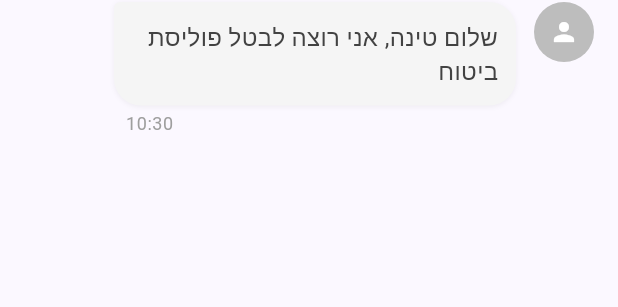
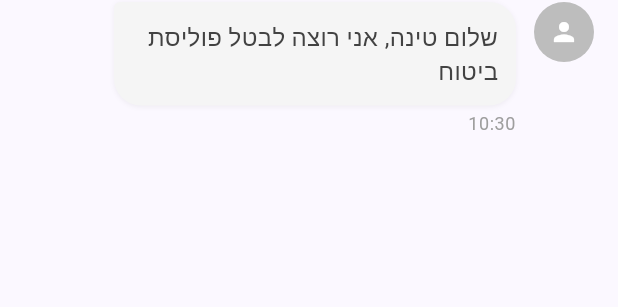
Before and after one commit to michalyashpe/tina, a Flutter app: the StepLive widget shown alone on an empty page, opened directly with empty values, after a tap on "סיים שיחה", on a phone screen of 412 x 824 dp. Shown: the part 262-569 px from the top of the screen. Run offline on Flutter 3.47's test engine with Material 3 defaults, Android fonts, the light colour scheme and no system bars; accounts and stored records are empty.

Commit message:
Tina is typing ...

```diff
--- /dev/null
+++ b/lib/features/conversation/components/tina_typing_indicator.dart
@@ -0,0 +1,116 @@
+import 'package:flutter/material.dart';
+import 'dart:math';
+import 'tina_avatar.dart';
+
+/// Typing indicator that shows when Tina is typing
+class TinaTypingIndicator extends StatefulWidget {
+  const TinaTypingIndicator({super.key});
+
+  @override
+  State<TinaTypingIndicator> createState() => _TinaTypingIndicatorState();
+}
+
+class _TinaTypingIndicatorState extends State<TinaTypingIndicator>
+    with TickerProviderStateMixin {
+  late AnimationController _animationController;
+  late Animation<double> _animation;
+
+  @override
+  void initState() {
+    super.initState();
+    print('💬 TinaTypingIndicator created and starting animation'); // Debug log
+    _animationController = AnimationController(
+      duration: const Duration(milliseconds: 1500),
+      vsync: this,
+    );
+    _animation = Tween<double>(
+      begin: 0.0,
+      end: 1.0,
+    ).animate(CurvedAnimation(
+      parent: _animationController,
+      curve: Curves.easeInOut,
+    ));
+    _animationController.repeat();
+  }
+
+  @override
+  void dispose() {
+    _animationController.dispose();
+    super.dispose();
+  }
+
+  @override
+  Widget build(BuildContext context) {
+    return Container(
+      padding: const EdgeInsetsDirectional.only(bottom: 16, start: 60),
+      child: Row(
+        textDirection: TextDirection.ltr,
+        crossAxisAlignment: CrossAxisAlignment.start,
+        children: [
+          // Tina's avatar
+          const TinaAvatar(size: 40),
+
+          const SizedBox(width: 12),
+
+          // Typing bubble
+          Container(
+            padding: const EdgeInsets.symmetric(horizontal: 16, vertical: 12),
+            decoration: BoxDecoration(
+              gradient: const LinearGradient(
+                colors: [Color(0xFF6B73FF), Color(0xFF9DD5FF)],
+                begin: Alignment.topLeft,
+                end: Alignment.bottomRight,
+              ),
+              borderRadius: const BorderRadiusDirectional.only(
+                topStart: Radius.circular(4),
+                topEnd: Radius.circular(18),
+                bottomStart: Radius.circular(18),
+                bottomEnd: Radius.circular(18),
+              ),
+              boxShadow: [
+                BoxShadow(
+                  color: Colors.black.withOpacity(0.1),
+                  offset: const Offset(0, 2),
+                  blurRadius: 4,
+                ),
+              ],
+            ),
+            child: AnimatedBuilder(
+              animation: _animation,
+              builder: (context, child) {
+                return Row(
+                  mainAxisSize: MainAxisSize.min,
+                  children: [
+                    _buildDot(0),
+                    const SizedBox(width: 4),
+                    _buildDot(1),
+                    const SizedBox(width: 4),
+                    _buildDot(2),
+                  ],
+                );
+              },
+            ),
+          ),
+        ],
+      ),
+    );
+  }
+
+  Widget _buildDot(int index) {
+    final delay = index * 0.2;
+    final animationValue = (_animation.value + delay) % 1.0;
+    final opacity = (sin(animationValue * pi * 2) + 1) / 2;
+
+    return Opacity(
+      opacity: opacity.clamp(0.3, 1.0),
+      child: Container(
+        width: 8,
+        height: 8,
+        decoration: const BoxDecoration(
+          color: Colors.white,
+          shape: BoxShape.circle,
+        ),
+      ),
+    );
+  }
+}
--- a/lib/features/conversation/components/user_message_bubble.dart
+++ b/lib/features/conversation/components/user_message_bubble.dart
@@ -24,7 +24,7 @@ class UserMessageBubble extends StatelessWidget {
 
           // Message bubble
             Expanded(child: Column(
-              crossAxisAlignment: CrossAxisAlignment.end,
+              crossAxisAlignment: CrossAxisAlignment.start,
               children: [
                 _buildMessageBubble(context),
                 _buildTimestamp(context),
--- a/lib/features/conversation/controller/conversation_flow_controller.dart
+++ b/lib/features/conversation/controller/conversation_flow_controller.dart
@@ -13,6 +13,7 @@ class ConversationFlowController {
   final ValueNotifier<SetupStep> _setupStep = ValueNotifier(SetupStep.welcome);
   final ValueNotifier<List<TranscriptLine>> _setupMessages =
       ValueNotifier(<TranscriptLine>[]);
+  final ValueNotifier<bool> _isTyping = ValueNotifier(false);
 
   // Getters
   ValueListenable<ConversationStep> get currentStep => _currentStep;
@@ -20,12 +21,24 @@ class ConversationFlowController {
   ValueListenable<List<TranscriptLine>> get transcript => _transcript;
   ValueListenable<SetupStep> get setupStep => _setupStep;
   ValueListenable<List<TranscriptLine>> get setupMessages => _setupMessages;
+  ValueListenable<bool> get isTyping => _isTyping;
+
+  /// Show typing indicator
+  void showTypingIndicator() {
+    _isTyping.value = true;
+  }
+
+  /// Hide typing indicator
+  void hideTypingIndicator() {
+    _isTyping.value = false;
+  }
 
   /// Initialize setup with welcome message
   void initializeSetup() {
-    _setupMessages.value = [
-      TranscriptLine.fromTina(ConversationScripts.setupWelcome),
-    ];
+    // Add a small delay to ensure UI is ready, then show typing indicator
+    Future.delayed(const Duration(milliseconds: 500), () {
+      _addSetupMessageWithTyping(ConversationScripts.setupWelcome);
+    });
     _setupStep.value = SetupStep.task;
   }
 
@@ -56,14 +69,14 @@ class ConversationFlowController {
       startTime: DateTime.now(),
     );
 
-    _addSetupMessage(TranscriptLine.fromTina(ConversationScripts.setupContact));
+    _addSetupMessageWithTyping(ConversationScripts.setupContact);
     _setupStep.value = SetupStep.contact;
   }
 
   void _handleContactResponse(String contact) {
     _conversation.value = _conversation.value?.copyWith(contactPhone: contact);
 
-    _addSetupMessage(TranscriptLine.fromTina(ConversationScripts.setupDetails));
+    _addSetupMessageWithTyping(ConversationScripts.setupDetails);
     _setupStep.value = SetupStep.details;
   }
 
@@ -84,7 +97,7 @@ class ConversationFlowController {
       hasDetails: cleanedDetails != null
     );
 
-    _addSetupMessage(TranscriptLine.fromTina(responseMessage));
+    _addSetupMessageWithTyping(responseMessage);
     _setupStep.value = SetupStep.complete;
 
     // Transition to live step after a brief delay
@@ -97,6 +110,16 @@ class ConversationFlowController {
     final currentMessages = List<TranscriptLine>.from(_setupMessages.value);
     currentMessages.add(message);
     _setupMessages.value = currentMessages;
+  }
+
+  /// Add a setup message from Tina with typing indicator
+  void _addSetupMessageWithTyping(String message) {
+    showTypingIndicator();
+
+    Future.delayed(const Duration(milliseconds: 1500), () {
+      hideTypingIndicator();
+      _addSetupMessage(TranscriptLine.fromTina(message));
+    });
   }
 
   /// Start a new conversation (legacy method for backward compatibility)
@@ -142,5 +165,6 @@ class ConversationFlowController {
     _transcript.dispose();
     _setupStep.dispose();
     _setupMessages.dispose();
+    _isTyping.dispose();
   }
 }
--- a/lib/features/conversation/widgets/step_live.dart
+++ b/lib/features/conversation/widgets/step_live.dart
@@ -2,6 +2,7 @@ import 'package:flutter/material.dart';
 import '../controller/conversation_flow_controller.dart';
 import '../model/conversation_models.dart';
 import '../components/tina_message_bubble.dart';
+import '../components/tina_typing_indicator.dart';
 import '../components/agent_message_bubble.dart';
 import '../components/user_message_bubble.dart';
 import '../../../core/mock_data/conversation_mock_data.dart';
@@ -47,23 +48,57 @@ class _StepLiveState extends State<StepLive> {
           child: ValueListenableBuilder<List<TranscriptLine>>(
             valueListenable: widget.controller.transcript,
             builder: (context, transcript, child) {
+              return ValueListenableBuilder<bool>(
+                valueListenable: widget.controller.isTyping,
+                builder: (context, isTyping, child) {
+                  print('🎪 Step Live: ValueListenableBuilder rebuild - isTyping: $isTyping'); // Debug log
+                  final itemCount = transcript.length + (isTyping ? 1 : 0);
+
                   return ListView.builder(
                     controller: _scrollController,
                     padding: const EdgeInsets.all(16),
-                itemCount: transcript.length,
+                    itemCount: itemCount,
                     itemBuilder: (context, index) {
+                      // Show typing indicator as the last item if typing
+                      if (isTyping && index == transcript.length) {
+                        print('🎭 Step Live: Rendering typing indicator'); // Debug log
+                        return const TinaTypingIndicator();
+                      }
+
                       final line = transcript[index];
                       return _buildMessageBubble(line);
+                    },
+                  );
                 },
               );
             },
           ),
         ),
 
-        // End conversation button
+        // Test and End buttons
         Padding(
           padding: const EdgeInsets.all(16),
-          child: ElevatedButton(
+          child: Column(
+            children: [
+              // Debug button to test typing indicator
+              // if (false) ElevatedButton(
+              //   onPressed: () {
+              //     print('🧪 Manual test: Showing typing indicator');
+              //     widget.controller.showTypingIndicator();
+              //     Future.delayed(const Duration(seconds: 3), () {
+              //       print('🧪 Manual test: Hiding typing indicator');
+              //       widget.controller.hideTypingIndicator();
+              //     });
+              //   },
+              //   style: ElevatedButton.styleFrom(
+              //     backgroundColor: Colors.blue,
+              //     foregroundColor: Colors.white,
+              //     padding: const EdgeInsets.symmetric(vertical: 12),
+              //   ),
+              //   child: const Text('🧪 Test Typing Indicator'),
+              // ),
+              // const SizedBox(height: 8),
+              ElevatedButton(
                 onPressed: widget.controller.endConversation,
                 style: ElevatedButton.styleFrom(
                   backgroundColor: Colors.red,
@@ -71,6 +106,8 @@ class _StepLiveState extends State<StepLive> {
                   padding: const EdgeInsets.symmetric(vertical: 12),
                 ),
                 child: const Text(ConversationScripts.liveEndButton),
+              ),
+            ],
           ),
         ),
       ],
@@ -136,6 +173,23 @@ class _StepLiveState extends State<StepLive> {
 
     for (final step in simulationSteps) {
       Future.delayed(step.delay, () {
+        // Show typing indicator before Tina's messages
+        if (step.sender == MessageSender.tina) {
+          print('📱 Live: Showing typing for Tina message: ${step.message}'); // Debug log
+          widget.controller.showTypingIndicator();
+          _scrollToBottom();
+
+          // Show message after typing delay
+          Future.delayed(const Duration(milliseconds: 1500), () {
+            print('📱 Live: Hiding typing and showing message'); // Debug log
+            widget.controller.hideTypingIndicator();
+
+            final transcriptLine = TranscriptLine.fromTina(step.message);
+            widget.controller.addTranscriptLine(transcriptLine);
+            _scrollToBottom();
+          });
+        } else {
+          // For non-Tina messages, show immediately
           final transcriptLine = switch (step.sender) {
             MessageSender.tina => TranscriptLine.fromTina(step.message),
             MessageSender.user => TranscriptLine.fromUser(step.message),
@@ -144,6 +198,7 @@ class _StepLiveState extends State<StepLive> {
 
           widget.controller.addTranscriptLine(transcriptLine);
           _scrollToBottom();
+        }
       });
     }
   }
```
Also changed, not shown: lib/features/conversation/conversation_screen.dart (+19 -1 lines), lib/features/conversation/widgets/step_open.dart (+27 -6 lines). Lines whose indentation alone changed are shown as unchanged.
